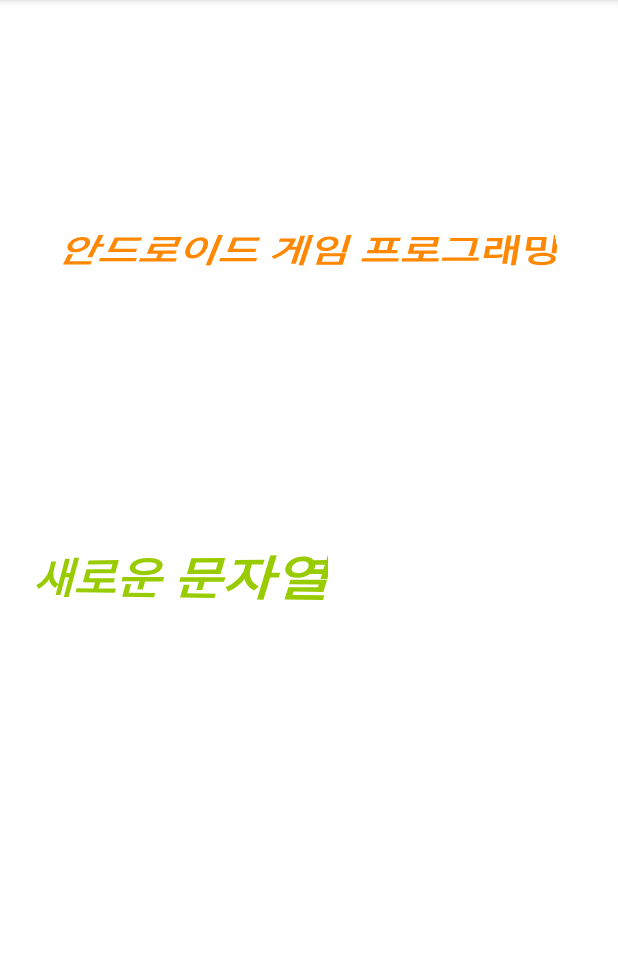
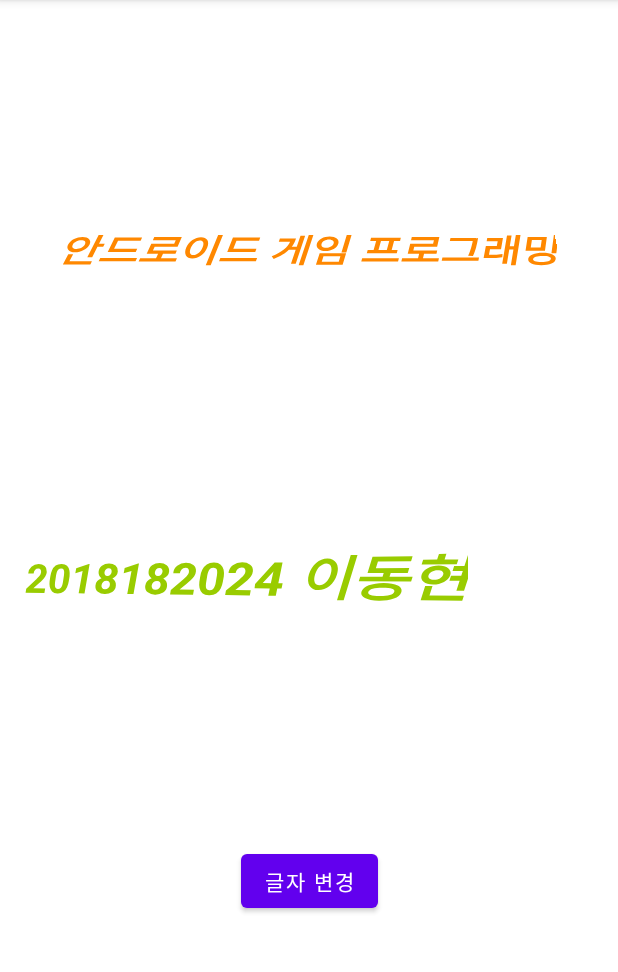
Before and after one commit to Taegrim/Android-Game-Programming, an Android app: the screen it shows after launch (MainActivity), on a phone screen of 412 x 824 dp, the part 84-1056 px from its top. Run offline under Robolectric (Android 15) with nearby library versions, the phone set to English and light mode, and no system bars.

Commit message:
버튼 클릭 이벤트 연결
자기 자신에게 클릭을 알리는 함수를 만들어서
버튼 클릭 시 문자열이 변경되도록 함

```diff
--- a/1. SampleProject/app/src/main/java/kr/ac/tukorea/sgp/s2018182024/sampleproject/MainActivity.java
+++ b/1. SampleProject/app/src/main/java/kr/ac/tukorea/sgp/s2018182024/sampleproject/MainActivity.java
@@ -3,15 +3,23 @@ package kr.ac.tukorea.sgp.s2018182024.sampleproject;
 import androidx.appcompat.app.AppCompatActivity;
 
 import android.os.Bundle;
+import android.view.View;
+import android.widget.Button;
 import android.widget.TextView;
 
-public class MainActivity extends AppCompatActivity {
+public class MainActivity extends AppCompatActivity implements View.OnClickListener {
 
     @Override
     protected void onCreate(Bundle savedInstanceState) {
         super.onCreate(savedInstanceState);
         setContentView(R.layout.activity_main);
 
+        Button btn = findViewById(R.id.changeStringBtn);
+        btn.setOnClickListener(this);
+    }
+
+    @Override
+    public void onClick(View view) {
         TextView tv = findViewById(R.id.snumTextView);
         tv.setText("새로운 문자열");
     }
--- a/1. SampleProject/app/src/main/res/layout/activity_main.xml
+++ b/1. SampleProject/app/src/main/res/layout/activity_main.xml
@@ -24,7 +24,7 @@
         app:layout_constraintTop_toTopOf="parent" />
 
     <TextView
-        android:id="@+id/textView"
+        android:id="@+id/titleName"
         android:layout_width="wrap_content"
         android:layout_height="wrap_content"
         android:rotationX="25"
@@ -42,4 +42,14 @@
         app:layout_constraintTop_toTopOf="parent"
         app:layout_constraintVertical_bias="0.202" />
 
+    <Button
+        android:id="@+id/changeStringBtn"
+        android:layout_width="wrap_content"
+        android:layout_height="wrap_content"
+        android:text="글자 변경"
+        app:layout_constraintBottom_toBottomOf="parent"
+        app:layout_constraintEnd_toEndOf="parent"
+        app:layout_constraintStart_toStartOf="parent"
+        app:layout_constraintTop_toBottomOf="@+id/snumTextView" />
+
 </androidx.constraintlayout.widget.ConstraintLayout>
```
